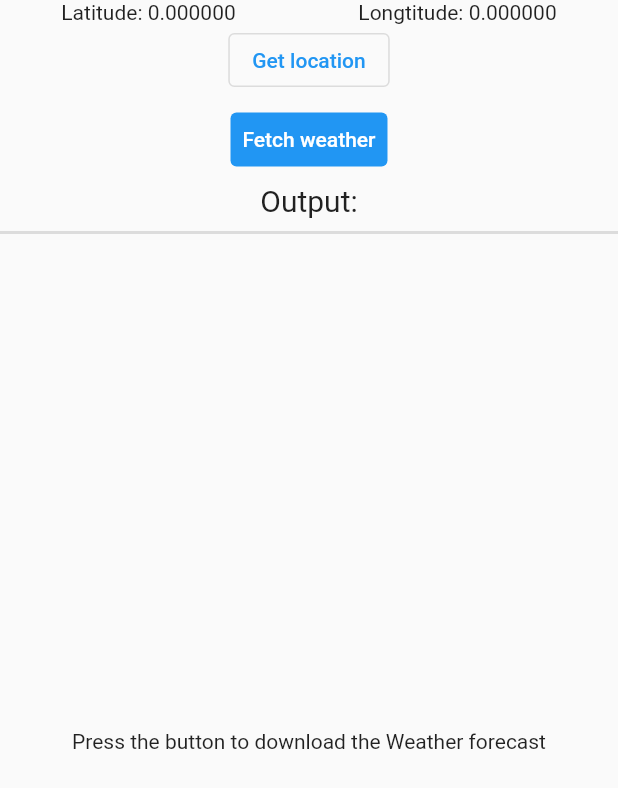
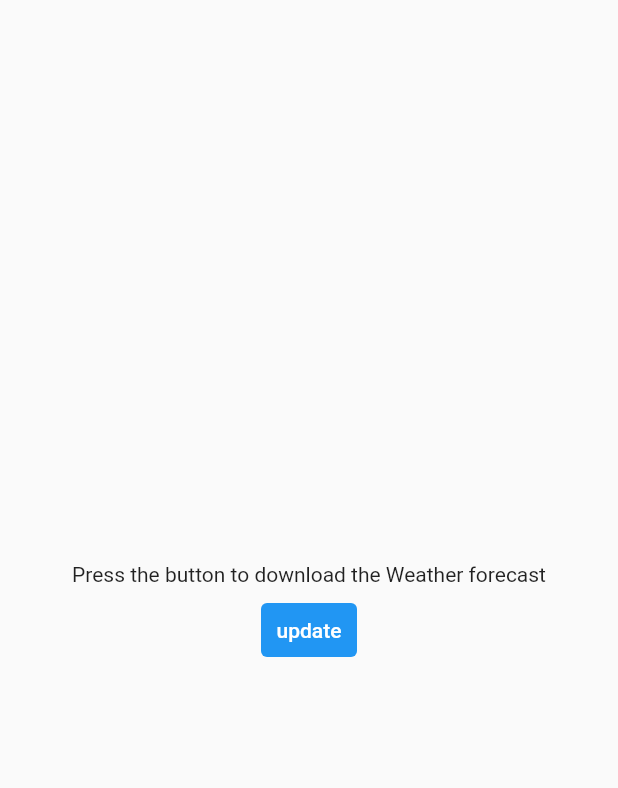
Before and after one commit to Rexol/flutter-course-final-project, a Flutter app: the WeatherWidget widget shown alone on an empty page, opened directly, on a phone screen of 412 x 824 dp. Shown: the top 788 px of the screen. Run offline on Flutter 3.47's test engine with Material 2 defaults, Android fonts, the phone set to English and light mode, and no system bars; our stand-ins replace geolocator, weather.

Commit message:
Weather widget styled

```diff
--- a/lib/widgets/weather.dart
+++ b/lib/widgets/weather.dart
@@ -1,32 +1,35 @@
 import 'package:flutter/material.dart';
-import 'package:flutter/rendering.dart';
 import 'package:weather/weather.dart';
 import 'package:geolocator/geolocator.dart';
 import 'package:final_project/secrets.dart';
 
+// ignore: constant_identifier_names
 enum AppState { NOT_DOWNLOADED, DOWNLOADING, FINISHED_DOWNLOADING }
 
 class WeatherWidget extends StatefulWidget {
   @override
-  _WeatherWidgetState createState() => _WeatherWidgetState();
+  const WeatherWidget({super.key});
+
+  @override
+  State createState() => _WeatherWidgetState();
 }
 
 class _WeatherWidgetState extends State<WeatherWidget> {
   String key = weather_api_key;
   late WeatherFactory ws;
-  List<Weather> _data = [];
+  Weather? _data;
   AppState _state = AppState.NOT_DOWNLOADED;
   double? lat, lon;
 
   @override
   void initState() {
     super.initState();
-    ws = new WeatherFactory(key);
+    ws = WeatherFactory(key);
+    queryWeather();
   }
 
   void queryWeather() async {
-    /// Removes keyboard
-    FocusScope.of(context).requestFocus(FocusNode());
+    await _coordinateFetch();
 
     setState(() {
       _state = AppState.DOWNLOADING;
@@ -34,38 +37,54 @@ class _WeatherWidgetState extends State<WeatherWidget> {
 
     Weather weather = await ws.currentWeatherByLocation(lat!, lon!);
     setState(() {
-      _data = [weather];
+      _data = weather;
       _state = AppState.FINISHED_DOWNLOADING;
     });
   }
 
+  String _weatherRepresentation() {
+    return _data == null
+        ? ''
+        : '''
+    Place Name: ${_data!.areaName} [${_data!.country}]
+    Date: ${_data!.date}
+    Weather: ${_data!.weatherMain}
+    Temp: ${_data!.temperature}, (feels like): ${_data!.tempFeelsLike}
+    Wind: speed ${_data!.windSpeed}
+    ''';
+  }
+
   Widget contentFinishedDownload() {
-    return Center(
-      child: ListView.separated(
-        itemCount: _data.length,
-        itemBuilder: (context, index) {
-          return ListTile(
-            title: Text(_data[index].toString()),
-          );
-        },
-        separatorBuilder: (context, index) {
-          return Divider();
-        },
+    return Expanded(
+      child: Column(
+        children: [
+          _data == null
+              ? Container()
+              : Row(
+                  children: [
+                    Image.network(
+                        "http://openweathermap.org/img/w/${_data!.weatherIcon}.png"),
+                    Text(_weatherRepresentation()),
+                  ],
+                ),
+          _updateButton(),
+        ],
       ),
     );
   }
 
   Widget contentDownloading() {
     return Container(
-      margin: EdgeInsets.all(25),
+      margin: const EdgeInsets.all(25),
       child: Column(children: [
-        Text(
+        const Text(
           'Fetching Weather...',
           style: TextStyle(fontSize: 20),
         ),
         Container(
-            margin: EdgeInsets.only(top: 50),
-            child: Center(child: CircularProgressIndicator(strokeWidth: 10)))
+            margin: const EdgeInsets.only(top: 50),
+            child:
+                const Center(child: CircularProgressIndicator(strokeWidth: 10)))
       ]),
     );
   }
@@ -75,9 +94,10 @@ class _WeatherWidgetState extends State<WeatherWidget> {
       child: Column(
         mainAxisAlignment: MainAxisAlignment.center,
         children: <Widget>[
-          Text(
+          const Text(
             'Press the button to download the Weather forecast',
           ),
+          _updateButton(),
         ],
       ),
     );
@@ -89,18 +109,6 @@ class _WeatherWidgetState extends State<WeatherWidget> {
           ? contentDownloading()
           : contentNotDownloaded();
 
-  void _saveLat(double input) {
-    setState(() {
-      lat = input;
-    });
-  }
-
-  void _saveLon(double input) {
-    setState(() {
-      lon = input;
-    });
-  }
-
   void _savePosition(Position position) {
     setState(() {
       lat = position.latitude;
@@ -108,7 +116,7 @@ class _WeatherWidgetState extends State<WeatherWidget> {
     });
   }
 
-  void _getLatestCoords() async {
+  Future<void> _getLatestCoords() async {
     Position? pos = await Geolocator.getLastKnownPosition();
 
     if (pos != null) {
@@ -116,8 +124,8 @@ class _WeatherWidgetState extends State<WeatherWidget> {
     }
   }
 
-  void _coordinateFetch() async {
-    _getLatestCoords();
+  Future<void> _coordinateFetch() async {
+    await _getLatestCoords();
     bool serviceEnabled = await Geolocator.isLocationServiceEnabled();
     if (!serviceEnabled) {
       return Future.error('Location service is disabled');
@@ -140,36 +148,20 @@ class _WeatherWidgetState extends State<WeatherWidget> {
     _savePosition(pos);
   }
 
-  Widget _coordinateInputs() {
-    return Column(
-      children: [
-        Row(
-          mainAxisAlignment: MainAxisAlignment.spaceAround,
-          children: [
-            Text('Latitude: ${(lat ?? 0).toStringAsFixed(6)}'),
-            Text('Longtitude: ${(lon ?? 0).toStringAsFixed(6)}'),
-          ],
-        ),
-        OutlinedButton(
-            onPressed: _coordinateFetch, child: const Text('Get location')),
-      ],
-    );
-  }
-
-  Widget _buttons() {
+  Widget _updateButton() {
     return Row(
       mainAxisAlignment: MainAxisAlignment.center,
       children: <Widget>[
         Container(
-          margin: EdgeInsets.all(5),
+          margin: const EdgeInsets.all(5),
           child: TextButton(
-            child: Text(
-              'Fetch weather',
-              style: TextStyle(color: Colors.white),
-            ),
             onPressed: queryWeather,
             style: ButtonStyle(
                 backgroundColor: MaterialStateProperty.all(Colors.blue)),
+            child: const Text(
+              'update',
+              style: TextStyle(color: Colors.white),
+            ),
           ),
         ),
       ],
@@ -179,19 +171,7 @@ class _WeatherWidgetState extends State<WeatherWidget> {
   @override
   Widget build(BuildContext context) {
     return Column(
-      children: <Widget>[
-        _coordinateInputs(),
-        _buttons(),
-        Text(
-          'Output:',
-          style: TextStyle(fontSize: 20),
-        ),
-        Divider(
-          height: 20.0,
-          thickness: 2.0,
-        ),
-        Expanded(child: _resultView())
-      ],
+      children: <Widget>[Expanded(child: _resultView())],
     );
   }
 }
```
